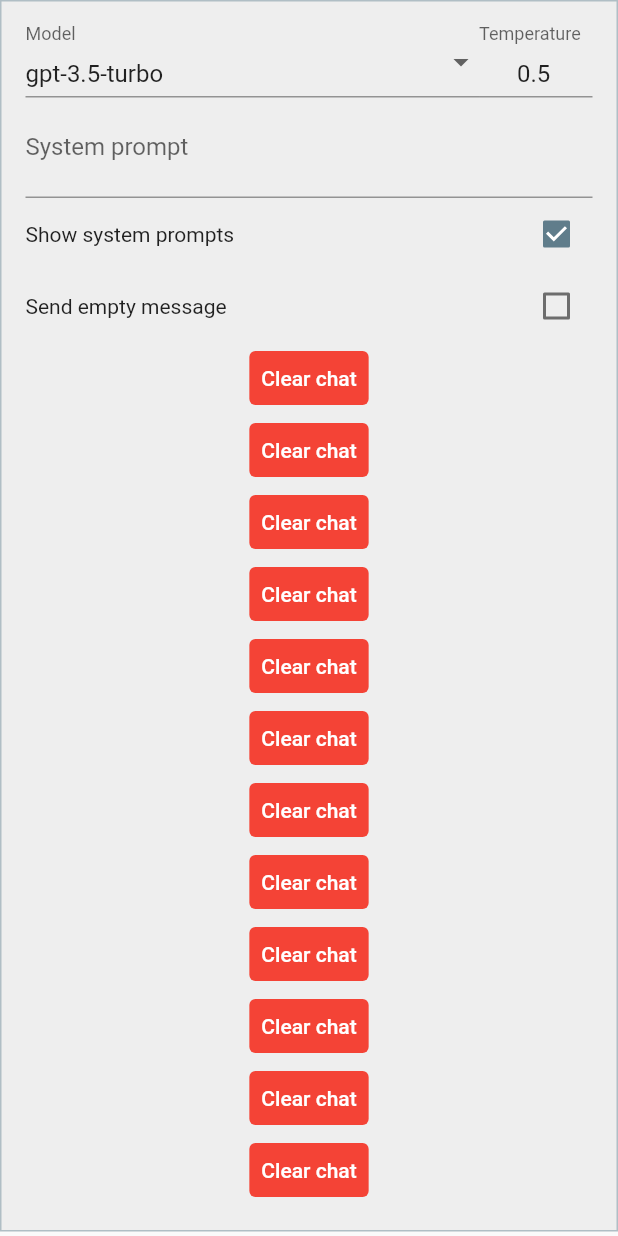
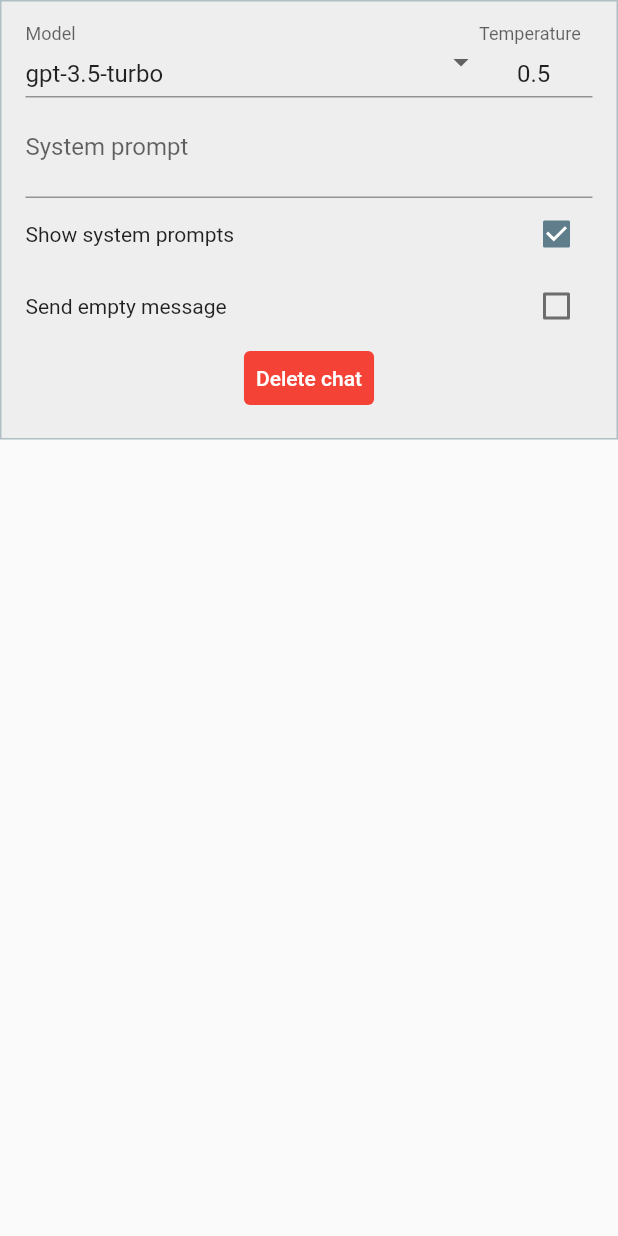
Before and after one commit to Gyarados/demux_app, a Flutter app: the ChatSettingsWidget widget shown alone on an empty page, opened directly, on a phone screen of 412 x 824 dp. Run offline on Flutter 3.47's test engine with Material 2 defaults, Android fonts, the phone set to English and light mode, and no system bars; our stand-ins replace expandable, flutter_bloc, flutter_spinkit, hydrated_bloc, image_picker, permission_handler; missing offline and left inert: flutter_markdown_selectionarea, open_file_plus.

Commit message:
Chat list

```diff
--- a/lib/app/pages/chat/cubit/chat_completion_states.dart
+++ b/lib/app/pages/chat/cubit/chat_completion_states.dart
@@ -1,61 +1,70 @@
 import 'dart:async';
 
-import 'package:demux_app/data/models/chat_completion_settings.dart';
-import 'package:demux_app/data/models/message.dart';
+import 'package:demux_app/data/models/chat.dart';
 
 sealed class ChatCompletionState {
-  final ChatCompletionSettings chatCompletionSettings;
-  final List<Message> messages;
-  final bool settingsExpanded;
-  ChatCompletionState(this.chatCompletionSettings, this.messages,
-      {this.settingsExpanded = false});
+  final List<Chat> chats;
+  final int currentChatIndex;
+  ChatCompletionState(
+    this.chats,
+    this.currentChatIndex,
+  );
 }
 
 class ChatCompletionLoading extends ChatCompletionState {
   ChatCompletionLoading(
-    super.chatCompletionSettings,
-    super.messages,
+    super.chats,
+    super.currentChatIndex,
   );
 }
 
 class ChatCompletionSettingsSaved extends ChatCompletionState {
-  ChatCompletionSettingsSaved(super.chatCompletionSettings, super.messages,
-      {super.settingsExpanded = false});
+  ChatCompletionSettingsSaved(
+    super.chats,
+    super.currentChatIndex,
+  );
 }
 
 class ChatCompletionSettingsChanged extends ChatCompletionState {
   ChatCompletionSettingsChanged(
-    super.chatCompletionSettings,
-    super.messages,
+    super.chats,
+    super.currentChatIndex,
   );
 }
 
 class ChatCompletionMessagesSaved extends ChatCompletionState {
   ChatCompletionMessagesSaved(
-    super.chatCompletionSettings,
-    super.messages,
+    super.chats,
+    super.currentChatIndex,
+  );
+}
+
+class ChatCompletionChatSelected extends ChatCompletionState {
+  ChatCompletionChatSelected(
+    super.chats,
+    super.currentChatIndex,
   );
 }
 
 class ChatCompletionInitial extends ChatCompletionState {
   ChatCompletionInitial(
-    super.chatCompletionSettings,
-    super.messages,
+    super.chats,
+    super.currentChatIndex,
   );
 }
 
 class ChatCompletionRetrievedFromMemory extends ChatCompletionState {
   ChatCompletionRetrievedFromMemory(
-    super.chatCompletionSettings,
-    super.messages,
+    super.chats,
+    super.currentChatIndex,
   );
 }
 
 class ChatCompletionReturned extends ChatCompletionState {
   final StreamController? streamController;
   ChatCompletionReturned(
-    super.chatCompletionSettings,
-    super.messages, {
+    super.chats,
+    super.currentChatIndex, {
     this.streamController,
   });
 }
--- a/lib/app/pages/chat/widgets/settings_widget.dart
+++ b/lib/app/pages/chat/widgets/settings_widget.dart
@@ -1,6 +1,8 @@
 import 'package:demux_app/app/pages/chat/cubit/chat_completion_cubit.dart';
 import 'package:demux_app/app/pages/chat/cubit/chat_completion_states.dart';
 import 'package:demux_app/app/pages/chat/widgets/temperature_input_widget.dart';
+import 'package:demux_app/data/models/chat.dart';
+import 'package:demux_app/data/models/chat_completion_settings.dart';
 import 'package:demux_app/domain/constants.dart';
 import 'package:expandable/expandable.dart';
 import 'package:flutter/material.dart';
@@ -41,6 +43,11 @@
   bool sendEmptyMessage = false;
   late ChatCompletionCubit chatCompletionCubit;
 
+  int currentChatIndex = 0;
+  Chat currentChat = Chat.initial();
+  late ChatCompletionSettings chatCompletionSettings =
+      currentChat.chatCompletionSettings;
+
   systemPromptListener() {
     if (systemPromptFocusNode.hasFocus) {
       setState(() {
@@ -72,7 +79,7 @@
   Widget build(BuildContext context) {
     return BlocBuilder<ChatCompletionCubit, ChatCompletionState>(
       builder: (context, state) {
-        if (state is ChatCompletionRetrievedFromMemory) {
+        if (state is ChatCompletionRetrievedFromMemory || state is ChatCompletionChatSelected) {
           updateSettingsFromState(state);
         }
         return getAPISettingsV3();
@@ -81,14 +88,15 @@
   }
 
   void updateSettingsFromState(ChatCompletionState state) {
-    selectedModel = state.chatCompletionSettings.model;
-    systemPromptController.text =
-        state.chatCompletionSettings.systemPrompt ?? "";
-    temperatureController.text =
-        state.chatCompletionSettings.temperature.toString();
+    currentChatIndex = state.currentChatIndex;
+    currentChat = state.chats[currentChatIndex];
+    chatCompletionSettings = currentChat.chatCompletionSettings;
+    selectedModel = chatCompletionSettings.model;
+    systemPromptController.text = chatCompletionSettings.systemPrompt ?? "";
+    temperatureController.text = chatCompletionSettings.temperature.toString();
     systemPromptsAreVisible =
-        state.chatCompletionSettings.systemPromptsAreVisible ?? true;
-    sendEmptyMessage = state.chatCompletionSettings.sendEmptyMessage ?? false;
+        chatCompletionSettings.systemPromptsAreVisible ?? true;
+    sendEmptyMessage = chatCompletionSettings.sendEmptyMessage ?? false;
   }
 
   void onTemperatureChanged(String value) {
@@ -178,97 +186,9 @@
       TextButton(
         style: TextButton.styleFrom(
             foregroundColor: Colors.white, backgroundColor: Colors.red),
-        child: Text('Clear chat'),
+        child: Text('Delete chat'),
         onPressed: () {
-          chatCompletionCubit.clearChat();
-        },
-      ),
-      TextButton(
-        style: TextButton.styleFrom(
-            foregroundColor: Colors.white, backgroundColor: Colors.red),
-        child: Text('Clear chat'),
-        onPressed: () {
-          chatCompletionCubit.clearChat();
-        },
-      ),
-      TextButton(
-        style: TextButton.styleFrom(
-            foregroundColor: Colors.white, backgroundColor: Colors.red),
-        child: Text('Clear chat'),
-        onPressed: () {
-          chatCompletionCubit.clearChat();
-        },
-      ),
-      TextButton(
-        style: TextButton.styleFrom(
-            foregroundColor: Colors.white, backgroundColor: Colors.red),
-        child: Text('Clear chat'),
-        onPressed: () {
-          chatCompletionCubit.clearChat();
-        },
-      ),
-      TextButton(
-        style: TextButton.styleFrom(
-            foregroundColor: Colors.white, backgroundColor: Colors.red),
-        child: Text('Clear chat'),
-        onPressed: () {
-          chatCompletionCubit.clearChat();
-        },
-      ),
-      TextButton(
-        style: TextButton.styleFrom(
-            foregroundColor: Colors.white, backgroundColor: Colors.red),
-        child: Text('Clear chat'),
-        onPressed: () {
-          chatCompletionCubit.clearChat();
-        },
-      ),
-      TextButton(
-        style: TextButton.styleFrom(
-            foregroundColor: Colors.white, backgroundColor: Colors.red),
-        child: Text('Clear chat'),
-        onPressed: () {
-          chatCompletionCubit.clearChat();
-        },
-      ),
-      TextButton(
-        style: TextButton.styleFrom(
-            foregroundColor: Colors.white, backgroundColor: Colors.red),
-        child: Text('Clear chat'),
-        onPressed: () {
-          chatCompletionCubit.clearChat();
-        },
-      ),
-      TextButton(
-        style: TextButton.styleFrom(
-            foregroundColor: Colors.white, backgroundColor: Colors.red),
-        child: Text('Clear chat'),
-        onPressed: () {
-          chatCompletionCubit.clearChat();
-        },
-      ),
-      TextButton(
-        style: TextButton.styleFrom(
-            foregroundColor: Colors.white, backgroundColor: Colors.red),
-        child: Text('Clear chat'),
-        onPressed: () {
-          chatCompletionCubit.clearChat();
-        },
-      ),
-      TextButton(
-        style: TextButton.styleFrom(
-            foregroundColor: Colors.white, backgroundColor: Colors.red),
-        child: Text('Clear chat'),
-        onPressed: () {
-          chatCompletionCubit.clearChat();
-        },
-      ),
-      TextButton(
-        style: TextButton.styleFrom(
-            foregroundColor: Colors.white, backgroundColor: Colors.red),
-        child: Text('Clear chat'),
-        onPressed: () {
-          chatCompletionCubit.clearChat();
+          chatCompletionCubit.deleteChat();
         },
       ),
     ];
--- /dev/null
+++ b/lib/data/models/chat.dart
@@ -0,0 +1,32 @@
+import 'package:demux_app/data/models/chat_completion_settings.dart';
+import 'package:demux_app/data/models/message.dart';
+import 'package:json_annotation/json_annotation.dart';
+
+part 'chat.g.dart';
+
+@JsonSerializable(
+  fieldRename: FieldRename.snake,
+  explicitToJson: true,
+  includeIfNull: false,
+)
+class Chat {
+  List<Message> messages;
+  final ChatCompletionSettings chatCompletionSettings;
+
+  Chat({
+    required this.messages,
+    required this.chatCompletionSettings
+  });
+
+  factory Chat.fromJson(Map<String, dynamic> json) =>
+      _$ChatFromJson(json);
+
+  Map<String, dynamic> toJson() => _$ChatToJson(this);
+
+  factory Chat.initial() {
+    return Chat(
+      chatCompletionSettings: ChatCompletionSettings.initial(),
+      messages: [],
+    );
+  }
+}
```
Also changed, not shown: lib/app/pages/chat/chat_completion_page.dart (+49 -18 lines), lib/app/pages/chat/cubit/chat_completion_cubit.dart (+70 -50 lines), lib/app/pages/chat/widgets/chat_widget.dart (+10 -5 lines), lib/data/models/chat.g.dart (added).
